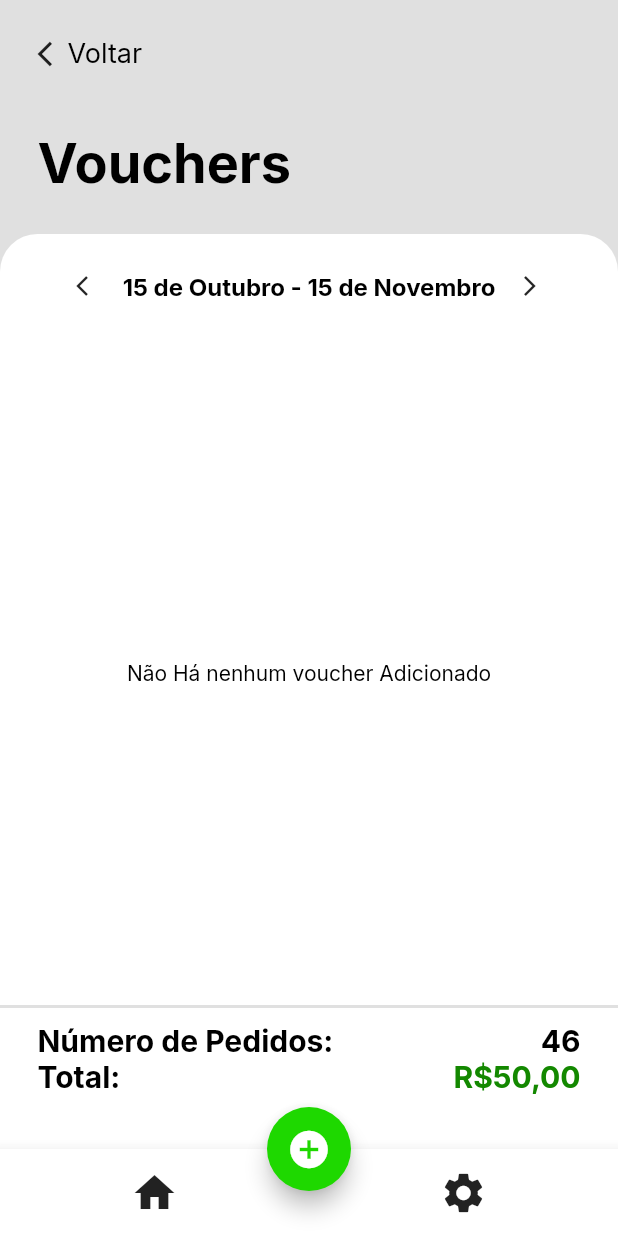
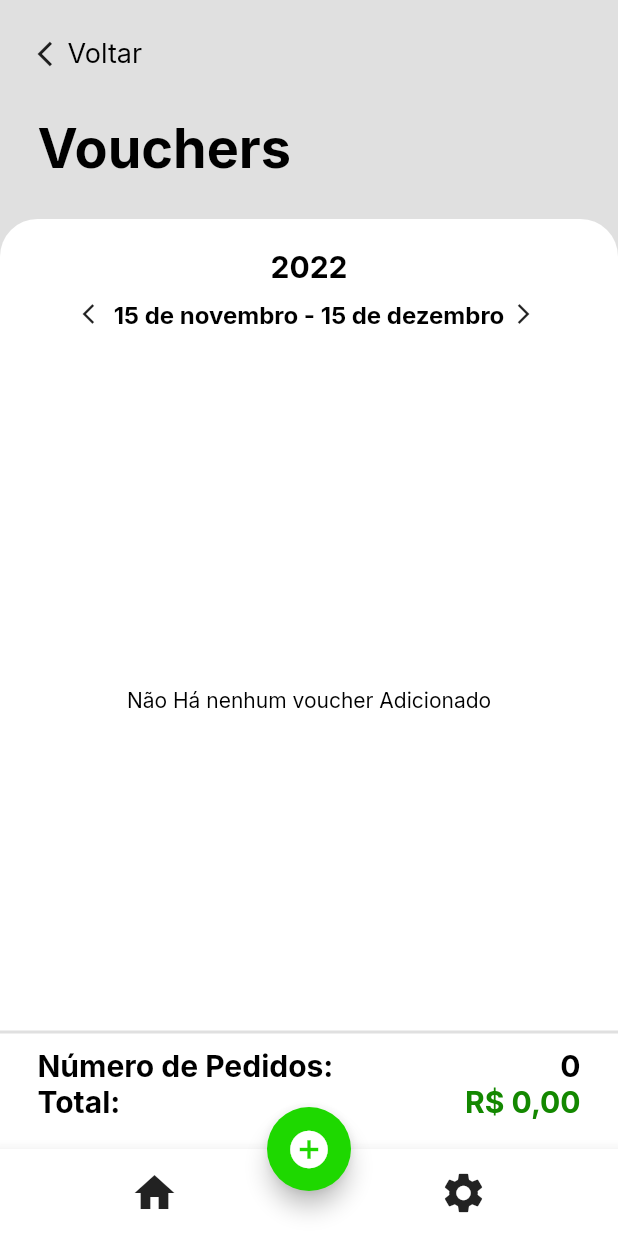
Before and after one commit to marciogabrielsf/Voucher-Crud-App, a Flutter app: the HomeScreen screen opened directly, after a tap on "Vouchers", on a phone screen of 412 x 824 dp. Run offline on Flutter 3.47's test engine with Material 2 defaults, Android fonts, the phone set to English and light mode, and no system bars; our stand-ins replace currency_text_input_formatter, mask_text_input_formatter, modal_bottom_sheet, shared_preferences, smooth_page_indicator; accounts and stored records are empty; network calls fail.

Commit message:
Finished Voucher Page Bug Fixes

```diff
--- a/lib/Widgets/LastAddedItem.dart
+++ b/lib/Widgets/LastAddedItem.dart
@@ -47,9 +47,10 @@ class LastAddedItem extends StatelessWidget {
             )
           ],
         ),
-        SizedBox(
+        Divider(
+          thickness: 1,
           height: 20,
-        )
+        ),
       ],
     );
   }
--- a/lib/providers/getVoucherProvider.dart
+++ b/lib/providers/getVoucherProvider.dart
@@ -17,8 +17,56 @@ class getVoucherProvider extends ChangeNotifier {
 
   Future<List<getVoucherModel>> getSortedVouchers() async {
     if (_vouchers.isNotEmpty) {
-      _vouchers.sort((a, b) => a.date!.compareTo(b.date!));
+      _vouchers.sort((a, b) => b.date!.compareTo(a.date!));
     }
     return _vouchers;
   }
+
+  Future<List<getVoucherModel>> getVouchersByDate(
+      DateTime a, DateTime b) async {
+    List<getVoucherModel> filteredList = [];
+    if (_vouchers.isNotEmpty) {
+      filteredList.addAll(
+        _vouchers.where(
+          (element) {
+            var date = DateTime.parse(element.date!);
+            return date.compareTo(a) > 0 && date.compareTo(b) < 0;
+          },
+        ),
+      );
+    }
+    return filteredList;
+  }
+
+  num getVoucherFilteredSum(DateTime a, DateTime b) {
+    List<getVoucherModel> filteredList = [];
+    filteredList.addAll(
+      _vouchers.where(
+        (element) {
+          var date = DateTime.parse(element.date!);
+          return date.compareTo(a) > 0 && date.compareTo(b) < 0;
+        },
+      ),
+    );
+
+    num sum = 0;
+
+    for (var element in filteredList) {
+      sum += element.value!;
+    }
+    return sum;
+  }
+
+  num getVoucherFilteredLength(DateTime a, DateTime b) {
+    List<getVoucherModel> filteredList = [];
+    filteredList.addAll(
+      _vouchers.where(
+        (element) {
+          var date = DateTime.parse(element.date!);
+          return date.compareTo(a) > 0 && date.compareTo(b) < 0;
+        },
+      ),
+    );
+    return filteredList.length;
+  }
 }
--- a/lib/screens/voucherList/view/view.dart
+++ b/lib/screens/voucherList/view/view.dart
@@ -1,6 +1,9 @@
 import 'package:flutter/material.dart';
+import 'package:flutter/services.dart';
 import 'package:flutter_test_project/Widgets/LastAddedItem.dart';
 import 'package:flutter_test_project/models/get_Voucher_model.dart';
+import 'package:flutter_test_project/screens/voucherList/widgets/VouchersBottomResume.dart';
+import 'package:intl/intl.dart';
 import 'package:provider/provider.dart';
 
 import '../../../providers/getVoucherProvider.dart';
@@ -12,23 +15,60 @@ class VoucherListBody extends StatefulWidget {
   State<VoucherListBody> createState() => _VoucherListBodyState();
 }
 
-class _VoucherListBodyState extends State<VoucherListBody> {
-  getVoucherModel defaultVoucher = getVoucherModel(
-      company: 'Eneva',
-      date: new DateTime.now().toIso8601String(),
-      orderNumber: 5452,
-      value: 120,
-      voucherNumber: 10030);
+class _VoucherListBodyState extends State<VoucherListBody>
+    with SingleTickerProviderStateMixin {
+  num ammount = 0;
+  num voucherQnt = 0;
+  int todayDay = DateTime.now().day;
+
+  late DateTime startDate;
+  late DateTime endDate;
+
+  void handleDateUp() {
+    startDate =
+        DateTime.utc(startDate.year, startDate.month + 1, startDate.day);
+    endDate = DateTime.utc(endDate.year, endDate.month + 1, endDate.day);
+  }
+
+  void handleDateDown() {
+    startDate =
+        DateTime.utc(startDate.year, startDate.month - 1, startDate.day);
+    endDate = DateTime.utc(endDate.year, endDate.month - 1, endDate.day);
+  }
+
+  @override
+  void initState() {
+    super.initState();
+    if (todayDay < 15) {
+      startDate =
+          DateTime.utc(DateTime.now().year, DateTime.now().month - 1, 15);
+      endDate = DateTime.utc(DateTime.now().year, DateTime.now().month, 15);
+    } else {
+      startDate = DateTime.utc(DateTime.now().year, DateTime.now().month, 15);
+      endDate = DateTime.utc(DateTime.now().year, DateTime.now().month + 1, 15);
+    }
+  }
 
   @override
   Widget build(BuildContext context) {
-    var voucherList = Provider.of<getVoucherProvider>(context);
+    getVoucherProvider voucherList = Provider.of<getVoucherProvider>(context);
+    String parsedStartDate =
+        DateFormat(DateFormat.MONTH_DAY, 'pt-Br').format(startDate);
+    String parsedEndDate =
+        DateFormat(DateFormat.MONTH_DAY, 'pt-Br').format(endDate);
+
+    setState(() {
+      ammount = voucherList.getVoucherFilteredSum(startDate, endDate);
+      voucherQnt = voucherList.getVoucherFilteredLength(startDate, endDate);
+    });
+
     return SafeArea(
       child: Column(
         crossAxisAlignment: CrossAxisAlignment.start,
         children: [
           Padding(
             padding: EdgeInsets.all(25),
+            // ------------------------ HEADER ------------------------
             child: Column(
               crossAxisAlignment: CrossAxisAlignment.start,
               children: [
@@ -47,7 +87,7 @@ class _VoucherListBodyState extends State<VoucherListBody> {
                       ],
                     )),
                 SizedBox(
-                  height: 40,
+                  height: 30,
                 ),
                 Text(
                   'Vouchers',
@@ -56,6 +96,7 @@ class _VoucherListBodyState extends State<VoucherListBody> {
               ],
             ),
           ),
+          // ------------------------ BACKGROUND WHITE CONTAINER ------------------------
           Container(
             decoration: BoxDecoration(
               color: Colors.white,
@@ -68,41 +109,77 @@ class _VoucherListBodyState extends State<VoucherListBody> {
                 kToolbarHeight - // top AppBar height
                 MediaQuery.of(context).padding.top - // top padding
                 kBottomNavigationBarHeight -
-                102,
+                92,
             child: Column(
               crossAxisAlignment: CrossAxisAlignment.start,
               children: [
                 SizedBox(
-                  height: 25,
+                  height: 20,
                 ),
+                Center(
+                    child: Text(
+                  '${startDate.year}',
+                  style: TextStyle(fontSize: 20, fontWeight: FontWeight.bold),
+                )),
+                SizedBox(
+                  height: 10,
+                ),
+                // ------------------------ DATE BACK BUTTON ------------------------
                 Row(
                   mainAxisAlignment: MainAxisAlignment.center,
                   children: [
-                    Icon(
-                      Icons.arrow_back_ios,
-                      size: 16,
+                    GestureDetector(
+                      onTap: () {
+                        HapticFeedback.lightImpact();
+                        setState(() {
+                          handleDateDown();
+                        });
+                      },
+                      child: Icon(
+                        Icons.arrow_back_ios,
+                        size: 16,
+                      ),
                     ),
-                    SizedBox(width: 15),
-                    Text(
-                      '15 de Outubro - 15 de Novembro',
-                      style:
-                          TextStyle(fontSize: 16, fontWeight: FontWeight.bold),
+                    // ------------------------ DATES ------------------------
+                    Container(
+                      alignment: Alignment.center,
+                      width: 270,
+                      child: AnimatedSwitcher(
+                        switchInCurve: Curves.easeOutExpo,
+                        switchOutCurve: Curves.easeInExpo,
+                        duration: Duration(milliseconds: 500),
+                        child: Text(
+                          '${parsedStartDate} - ${parsedEndDate}',
+                          style: TextStyle(
+                              fontSize: 16, fontWeight: FontWeight.bold),
+                          key: ValueKey(startDate),
+                        ),
+                      ),
                     ),
-                    SizedBox(width: 15),
-                    Icon(Icons.arrow_forward_ios, size: 16)
+                    // ------------------------ DATE FORWARD BUTTON ------------------------
+                    GestureDetector(
+                      child: Icon(Icons.arrow_forward_ios, size: 16),
+                      onTap: () {
+                        HapticFeedback.lightImpact();
+                        setState(() {
+                          handleDateUp();
+                        });
+                      },
+                    )
                   ],
                 ),
                 SizedBox(
                   height: 25,
                 ),
+                // ------------------------ BUILDER CONTAINER ------------------------
                 Container(
                   height: MediaQuery.of(context).size.height - // total height
                       kToolbarHeight - // top AppBar height
                       MediaQuery.of(context).padding.top - // top padding
                       kBottomNavigationBarHeight -
-                      265,
+                      267,
                   child: FutureBuilder(
-                    future: voucherList.getSortedVouchers(),
+                    future: voucherList.getVouchersByDate(startDate, endDate),
                     builder: (context, snapshot) {
                       if (snapshot.hasError) {
                         return Center(
@@ -133,46 +210,13 @@ class _VoucherListBodyState extends State<VoucherListBody> {
                     },
                   ),
                 ),
+                // ------------------------ BOTTOM RESUME ------------------------
                 Divider(
                   thickness: 2,
                   height: 0,
                 ),
-                Container(
-                  padding: EdgeInsets.symmetric(horizontal: 25, vertical: 10),
-                  child: Column(
-                    crossAxisAlignment: CrossAxisAlignment.start,
-                    children: [
-                      Row(
-                        mainAxisAlignment: MainAxisAlignment.spaceBetween,
-                        children: [
-                          Text('Número de Pedidos:',
-                              style: TextStyle(
-                                  fontSize: 20, fontWeight: FontWeight.bold)),
-                          Text('46',
-                              style: TextStyle(
-                                  fontSize: 20, fontWeight: FontWeight.bold)),
-                        ],
-                      ),
-                      Row(
-                        mainAxisAlignment: MainAxisAlignment.spaceBetween,
-                        children: [
-                          Text(
-                            'Total:',
-                            style: TextStyle(
-                                fontSize: 20, fontWeight: FontWeight.bold),
-                          ),
-                          Text(
-                            'R\$50,00',
-                            style: TextStyle(
-                                fontSize: 20,
-                                fontWeight: FontWeight.bold,
-                                color: Color(0x0FF138800)),
-                          ),
-                        ],
-                      )
-                    ],
-                  ),
-                )
+
+                VouchersResume(value: ammount, qnt: voucherQnt),
               ],
             ),
           ),
--- /dev/null
+++ b/lib/screens/voucherList/widgets/VouchersBottomResume.dart
@@ -0,0 +1,59 @@
+import 'package:flutter/material.dart';
+import 'package:intl/intl.dart';
+
+class VouchersResume extends StatefulWidget {
+  final num value;
+  final num qnt;
+  const VouchersResume({
+    Key? key,
+    required this.value,
+    required this.qnt,
+  }) : super(key: key);
+
+  @override
+  State<VouchersResume> createState() => _VouchersResumeState();
+}
+
+class _VouchersResumeState extends State<VouchersResume> {
+  NumberFormat numberFormat =
+      NumberFormat.simpleCurrency(locale: 'pt-BR', decimalDigits: 2);
+
+  @override
+  Widget build(BuildContext context) {
+    return Container(
+      padding: EdgeInsets.symmetric(horizontal: 25, vertical: 10),
+      child: Column(
+        crossAxisAlignment: CrossAxisAlignment.start,
+        children: [
+          // ------------------------ NUMBER OF ORDERS ------------------------
+          Row(
+            mainAxisAlignment: MainAxisAlignment.spaceBetween,
+            children: [
+              Text('Número de Pedidos:',
+                  style: TextStyle(fontSize: 20, fontWeight: FontWeight.bold)),
+              Text('${widget.qnt}',
+                  style: TextStyle(fontSize: 20, fontWeight: FontWeight.bold)),
+            ],
+          ),
+          // ------------------------ ORDER VALUES ------------------------
+          Row(
+            mainAxisAlignment: MainAxisAlignment.spaceBetween,
+            children: [
+              Text(
+                'Total:',
+                style: TextStyle(fontSize: 20, fontWeight: FontWeight.bold),
+              ),
+              Text(
+                numberFormat.format(widget.value),
+                style: TextStyle(
+                    fontSize: 20,
+                    fontWeight: FontWeight.bold,
+                    color: Color(0x0FF138800)),
+              ),
+            ],
+          )
+        ],
+      ),
+    );
+  }
+}
```
